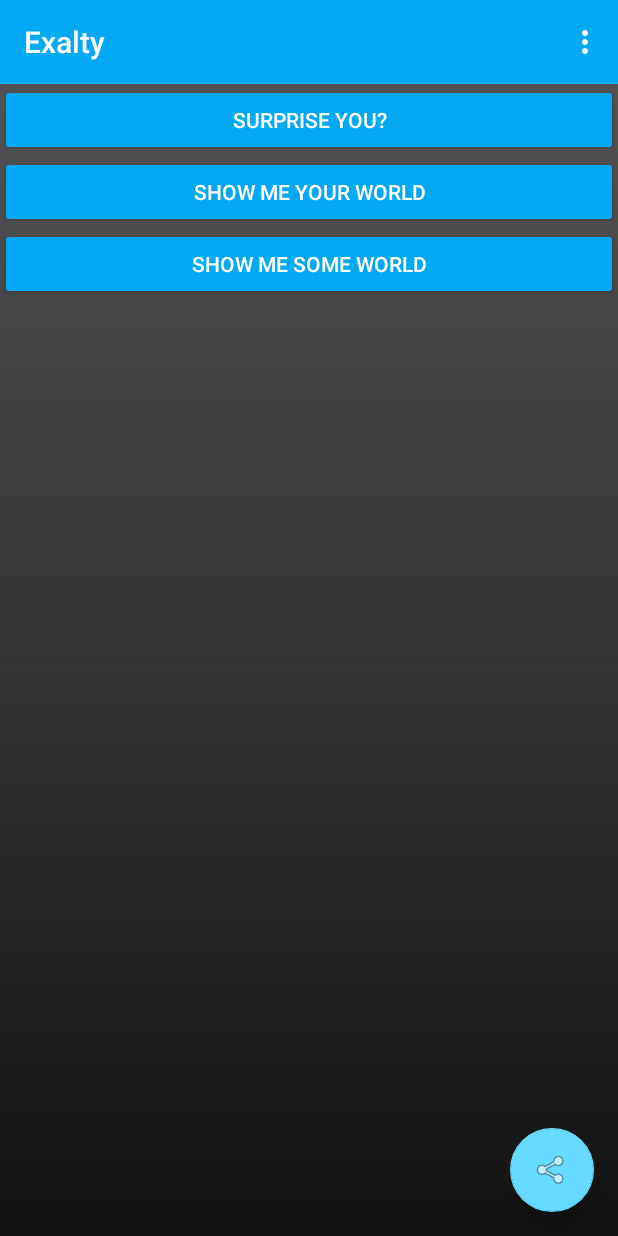
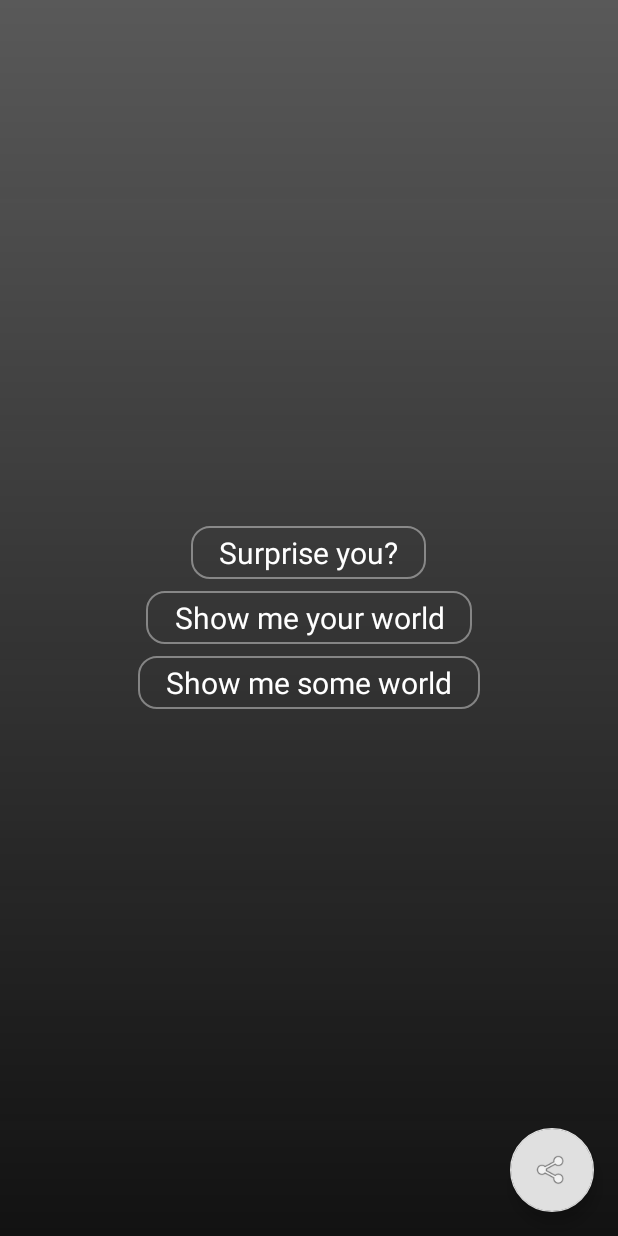
Before and after one commit to SandeepNadella/Exalty, an Android app: the screen it shows after launch (MainActivity), on a phone screen of 412 x 824 dp. Run offline under Robolectric (Android 15) with nearby library versions, the phone set to English and light mode, and no system bars; libraries missing offline, so code that uses them is left out: com.google.firebase.ml.

Commit message:
Updated UI

```diff
--- a/app/src/main/java/com/rekam/exalty/MainActivity.java
+++ b/app/src/main/java/com/rekam/exalty/MainActivity.java
@@ -69,8 +69,6 @@ public class MainActivity extends AppCompatActivity {
     protected void onCreate(Bundle savedInstanceState) {
         super.onCreate(savedInstanceState);
         setContentView(R.layout.activity_main);
-        Toolbar toolbar = findViewById(R.id.toolbar);
-        setSupportActionBar(toolbar);
         FloatingActionButton fab = findViewById(R.id.fab);
         fab.setOnClickListener(new View.OnClickListener() {
             @Override
@@ -92,28 +90,6 @@ public class MainActivity extends AppCompatActivity {
                 checkStoragePermission(REQUEST_PERMISSION_STORAGE);
             }
         });
-    }
-
-    @Override
-    public boolean onCreateOptionsMenu(Menu menu) {
-        // Inflate the menu; this adds items to the action bar if it is present.
-        getMenuInflater().inflate(R.menu.menu_main, menu);
-        return true;
-    }
-
-    @Override
-    public boolean onOptionsItemSelected(MenuItem item) {
-        // Handle action bar item clicks here. The action bar will
-        // automatically handle clicks on the Home/Up button, so long
-        // as you specify a parent activity in AndroidManifest.xml.
-        int id = item.getItemId();
-
-        //noinspection SimplifiableIfStatement
-        if (id == R.id.action_settings) {
-            return true;
-        }
-
-        return super.onOptionsItemSelected(item);
     }
 
     private void startPlaylistRecommendation(List<FirebaseVisionImageLabel> labels) {
--- /dev/null
+++ b/app/src/main/res/drawable/cat_button_large.xml
@@ -0,0 +1,8 @@
+<?xml version="1.0" encoding="utf-8"?>
+<selector xmlns:android="http://schemas.android.com/apk/res/android">
+    <item android:drawable="@drawable/cat_button_small_state_disabled" android:state_enabled="false" />
+    <item android:drawable="@drawable/cat_button_small_state_focused" android:state_focused="true" />
+    <item android:drawable="@drawable/cat_button_small_state_pressed" android:state_pressed="true" />
+    <item android:drawable="@drawable/cat_button_small_state_checked" android:state_checked="true" />
+    <item android:drawable="@drawable/cat_button_small_state_default" />
+</selector>
--- a/app/src/main/res/layout/activity_main.xml
+++ b/app/src/main/res/layout/activity_main.xml
@@ -5,20 +5,6 @@
     android:layout_width="match_parent"
     android:layout_height="match_parent"
     tools:context=".MainActivity">
-
-    <com.google.android.material.appbar.AppBarLayout
-        android:layout_width="match_parent"
-        android:layout_height="wrap_content"
-        android:theme="@style/AppTheme.AppBarOverlay">
-
-        <androidx.appcompat.widget.Toolbar
-            android:id="@+id/toolbar"
-            android:layout_width="match_parent"
-            android:layout_height="?attr/actionBarSize"
-            android:background="?attr/colorPrimary"
-            app:popupTheme="@style/AppTheme.PopupOverlay" />
-
-    </com.google.android.material.appbar.AppBarLayout>
 
     <include layout="@layout/content_main" />
 
--- a/app/src/main/res/layout/content_main.xml
+++ b/app/src/main/res/layout/content_main.xml
@@ -7,29 +7,34 @@
     app:layout_behavior="@string/appbar_scrolling_view_behavior"
     tools:context=".MainActivity"
     tools:showIn="@layout/activity_main">
-  <RelativeLayout
+  <LinearLayout
       android:id="@+id/appRelativeLayout"
       android:layout_width="match_parent"
-      android:layout_height="match_parent">
+      android:layout_height="match_parent"
+      android:gravity="center"
+      android:orientation="vertical">
     <Button
         android:id="@+id/surprise"
-        android:layout_width="match_parent"
+        android:text="@string/surprise_txt"
+        style="@style/Widget.Cat.Button.Large"
+        android:layout_width="wrap_content"
         android:layout_height="wrap_content"
-        android:text="Surprise you?"
-        android:theme="@style/PrimaryButton" />
+        android:filterTouchesWhenObscured="false"/>
     <Button
         android:id="@+id/captureYourWorld"
-        android:layout_width="match_parent"
+        android:layout_below="@id/surprise"
+        android:text="@string/cam_txt"
+        style="@style/Widget.Cat.Button.Large"
+        android:layout_width="wrap_content"
         android:layout_height="wrap_content"
-        android:layout_below="@id/surprise"
-        android:text="Show me your world"
-        android:theme="@style/PrimaryButton" />
+        android:filterTouchesWhenObscured="false" />
     <Button
         android:id="@+id/captureSomeWorld"
-        android:layout_width="match_parent"
+        android:text="@string/gallery_txt"
+        android:layout_below="@id/captureYourWorld"
+        style="@style/Widget.Cat.Button.Large"
+        android:layout_width="wrap_content"
         android:layout_height="wrap_content"
-        android:text="Show me some world"
-        android:layout_below="@id/captureYourWorld"
-        android:theme="@style/PrimaryButton" />
-  </RelativeLayout>
+        android:filterTouchesWhenObscured="false" />
+  </LinearLayout>
 </RelativeLayout>
--- a/app/src/main/res/menu/menu_main.xml
+++ /dev/null
@@ -1,10 +0,0 @@
-<menu xmlns:android="http://schemas.android.com/apk/res/android"
-    xmlns:app="http://schemas.android.com/apk/res-auto"
-    xmlns:tools="http://schemas.android.com/tools"
-    tools:context="com.rekam.exalty.MainActivity">
-    <item
-        android:id="@+id/action_settings"
-        android:orderInCategory="100"
-        android:title="@string/about"
-        app:showAsAction="never" />
-</menu>
--- a/app/src/main/res/values/cat_dimens.xml
+++ b/app/src/main/res/values/cat_dimens.xml
@@ -6,4 +6,9 @@
     <dimen name="cat_button_small_padding">19sp</dimen>
     <dimen name="cat_button_small_corner_radius">12sp</dimen>
     <dimen name="cat_button_small_border_width">1dp</dimen>
+
+    <dimen name="cat_button_large_height">20sp</dimen>
+    <dimen name="cat_button_large_padding">19sp</dimen>
+    <dimen name="cat_button_large_corner_radius">80sp</dimen>
+    <dimen name="cat_button_large_border_width">1dp</dimen>
 </resources>
--- a/app/src/main/res/values/cat_styles.xml
+++ b/app/src/main/res/values/cat_styles.xml
@@ -9,7 +9,7 @@
     <style name="TextAppearance.Cat.Button">
         <item name="android:textSize">16sp</item>
         <item name="android:textColor">@color/cat_button_text</item>
-        <item name="android:textAllCaps">true</item>
+        <item name="android:textAllCaps">false</item>
     </style>
 
     <!-- Buttons -->
@@ -31,4 +31,14 @@
         <item name="android:minHeight">@dimen/cat_button_small_height</item>
     </style>
 
+    <style name="Widget.Cat.Button.Large">
+        <item name="android:layout_margin">4dp</item>
+        <item name="android:gravity">center</item>
+        <item name="android:textSize">20sp</item>
+        <item name="android:paddingTop">4dp</item>
+        <item name="android:paddingBottom">4dp</item>
+        <item name="android:background">@drawable/cat_button_large</item>
+        <item name="android:minHeight">@dimen/cat_button_large_height</item>
+        <item name="android:buttonCornerRadius">@dimen/cat_button_large_corner_radius</item>
+    </style>
 </resources>
--- a/app/src/main/res/values/colors.xml
+++ b/app/src/main/res/values/colors.xml
@@ -1,6 +1,6 @@
 <?xml version="1.0" encoding="utf-8"?>
 <resources>
-    <color name="colorPrimary">#03a9f4</color>
-    <color name="colorPrimaryDark">#007ac1</color>
-    <color name="colorAccent">#67daff</color>
+    <color name="colorPrimary">@android:color/transparent</color>
+    <color name="colorPrimaryDark">#757575</color>
+    <color name="colorAccent">#E0E0E0</color>
 </resources>
--- a/app/src/main/res/values/strings.xml
+++ b/app/src/main/res/values/strings.xml
@@ -32,4 +32,7 @@
     <string name="title_image_size">Image size</string>
     <string name="title_image_scale_type">Scale type</string>
     <string name="echo">Echo</string>
+    <string name="surprise_txt">Surprise you?</string>
+    <string name="cam_txt">Show me your world</string>
+    <string name="gallery_txt">Show me some world</string>
 </resources>
--- a/app/src/main/res/values/styles.xml
+++ b/app/src/main/res/values/styles.xml
@@ -1,7 +1,7 @@
 <resources xmlns:tools="http://schemas.android.com/tools">
 
     <!-- Base application theme. -->
-    <style name="AppTheme" parent="Theme.AppCompat.Light.DarkActionBar">
+    <style name="AppTheme" parent="Theme.AppCompat.Light">
         <!-- Customize your theme here. -->
         <item name="colorPrimary">@color/colorPrimary</item>
         <item name="colorPrimaryDark">@color/colorPrimaryDark</item>
@@ -9,16 +9,12 @@
         <item name="android:statusBarColor" tools:ignore="NewApi">@android:color/transparent</item>
         <item name="android:navigationBarColor" tools:ignore="NewApi">@android:color/transparent</item>
         <item name="android:windowBackground">@drawable/window_background</item>
+        <item name="windowActionBarOverlay">true</item>
     </style>
-
     <style name="AppTheme.NoActionBar">
         <item name="windowActionBar">false</item>
         <item name="windowNoTitle">true</item>
     </style>
-
-    <style name="AppTheme.AppBarOverlay" parent="ThemeOverlay.AppCompat.Dark.ActionBar" />
-
-    <style name="AppTheme.PopupOverlay" parent="ThemeOverlay.AppCompat.Light" />
     <style name="PrimaryButton" parent="Theme.AppCompat">
         <item name="colorButtonNormal">@color/colorPrimary</item>
         <item name="colorControlHighlight">@color/colorAccent</item>
```
Also changed, not shown: app/src/main/res/drawable/cat_button_large_state_checked.xml (added, +13 -0 lines), app/src/main/res/drawable/cat_button_large_state_default.xml (added, +13 -0 lines), app/src/main/res/drawable/cat_button_large_state_disabled.xml (added, +13 -0 lines), app/src/main/res/drawable/cat_button_large_state_focused.xml (added, +13 -0 lines), app/src/main/res/drawable/cat_button_large_state_pressed.xml (added, +13 -0 lines), 564 other files.
